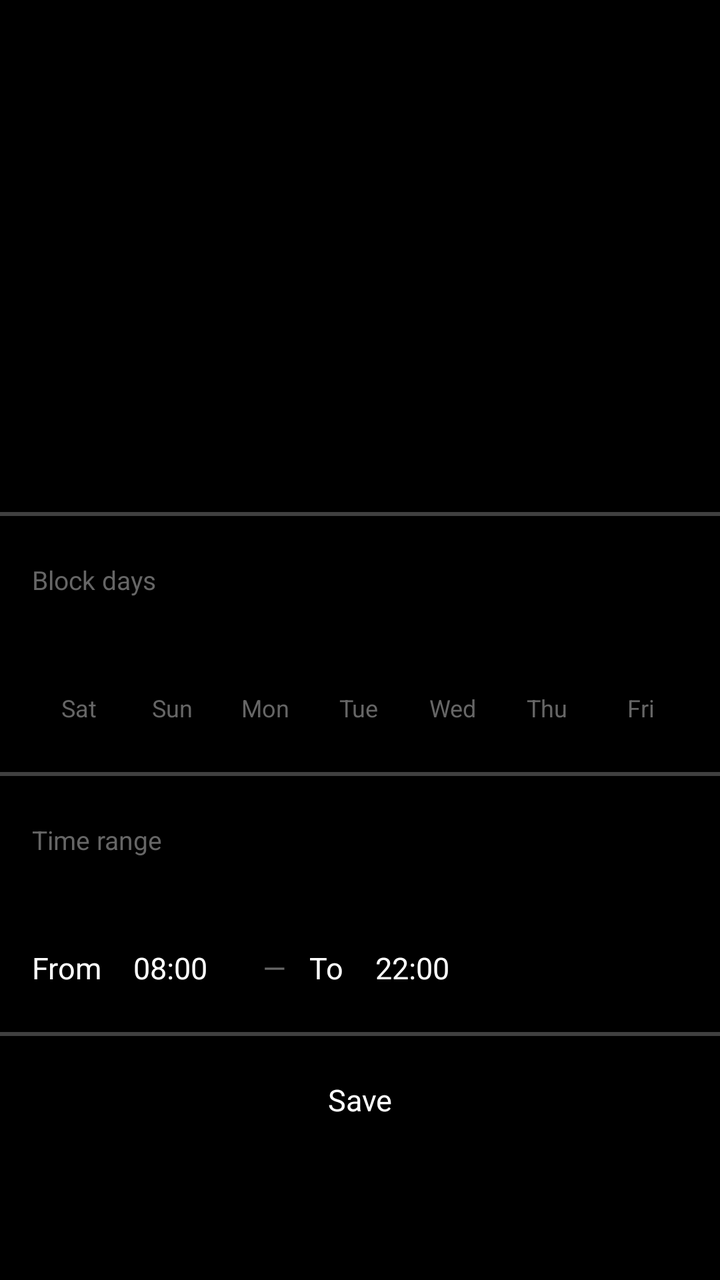
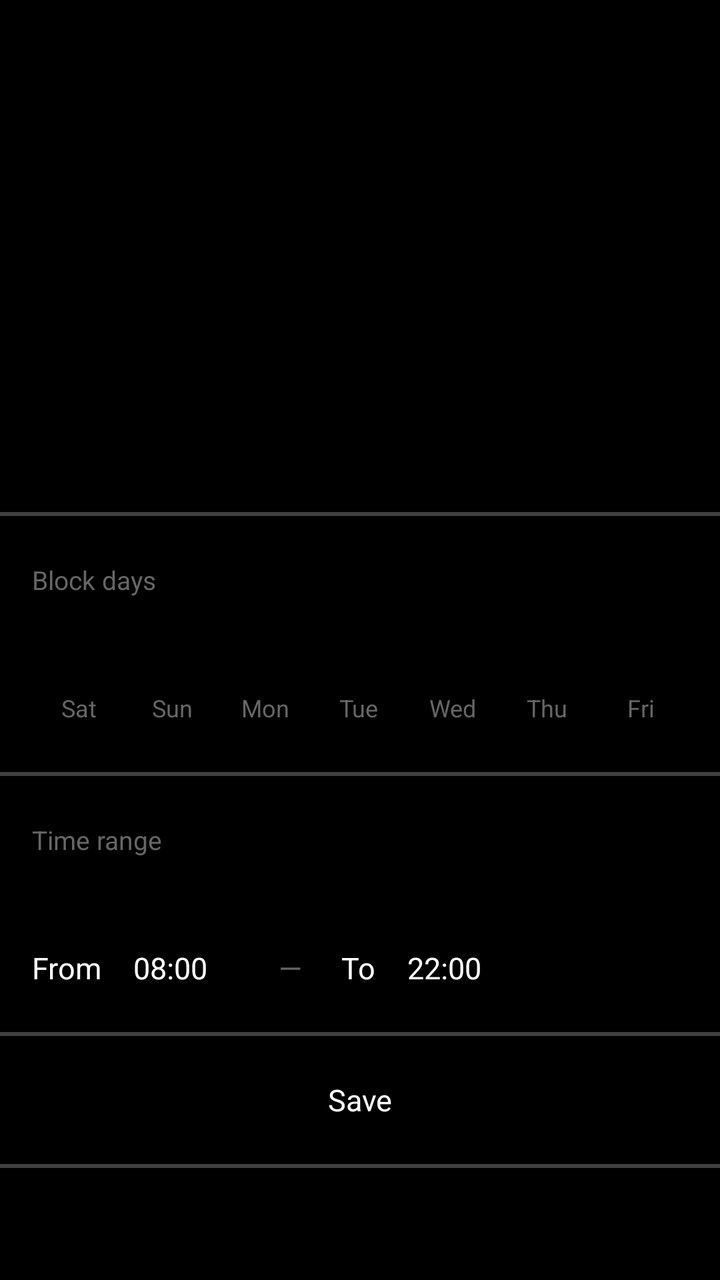

The first picture is an Android layout as it rendered before a commit; the second is the same layout after the commit. The layout source and the unified diff follow.
<!-- AndroidManifest.xml: application theme Theme.ITNSecureBrowser -->
<!-- res/layout/activity_schedule_edit.xml -->
<?xml version="1.0" encoding="utf-8"?>
<LinearLayout xmlns:android="http://schemas.android.com/apk/res/android"
    android:layout_width="match_parent"
    android:layout_height="match_parent"
    android:orientation="vertical"
    android:background="@color/bg">

    <include layout="@layout/item_page_title" />

    <View
        android:layout_width="match_parent"
        android:layout_height="@dimen/divider"
        android:background="@drawable/divider_horizontal" />

    <TextView
        android:layout_width="match_parent"
        android:layout_height="@dimen/row_height"
        android:gravity="center_vertical"
        android:paddingHorizontal="@dimen/padding"
        android:text="@string/schedule_days_label"
        android:textColor="@color/text_hint"
        android:textSize="13sp" />

    <LinearLayout
        android:layout_width="match_parent"
        android:layout_height="@dimen/row_height"
        android:orientation="horizontal"
        android:gravity="center_vertical"
        android:paddingHorizontal="@dimen/padding">

        <TextView android:id="@+id/daySat" android:layout_width="0dp" android:layout_height="@dimen/content_height" android:layout_weight="1" android:gravity="center" android:text="@string/day_saturday" android:textColor="@color/text_hint" android:textSize="12sp" android:background="@android:color/transparent" android:clickable="true" android:focusable="true" />
        <TextView android:id="@+id/daySun" android:layout_width="0dp" android:layout_height="@dimen/content_height" android:layout_weight="1" android:gravity="center" android:text="@string/day_sunday" android:textColor="@color/text_hint" android:textSize="12sp" android:background="@android:color/transparent" android:clickable="true" android:focusable="true" />
        <TextView android:id="@+id/dayMon" android:layout_width="0dp" android:layout_height="@dimen/content_height" android:layout_weight="1" android:gravity="center" android:text="@string/day_monday" android:textColor="@color/text_hint" android:textSize="12sp" android:background="@android:color/transparent" android:clickable="true" android:focusable="true" />
        <TextView android:id="@+id/dayTue" android:layout_width="0dp" android:layout_height="@dimen/content_height" android:layout_weight="1" android:gravity="center" android:text="@string/day_tuesday" android:textColor="@color/text_hint" android:textSize="12sp" android:background="@android:color/transparent" android:clickable="true" android:focusable="true" />
        <TextView android:id="@+id/dayWed" android:layout_width="0dp" android:layout_height="@dimen/content_height" android:layout_weight="1" android:gravity="center" android:text="@string/day_wednesday" android:textColor="@color/text_hint" android:textSize="12sp" android:background="@android:color/transparent" android:clickable="true" android:focusable="true" />
        <TextView android:id="@+id/dayThu" android:layout_width="0dp" android:layout_height="@dimen/content_height" android:layout_weight="1" android:gravity="center" android:text="@string/day_thursday" android:textColor="@color/text_hint" android:textSize="12sp" android:background="@android:color/transparent" android:clickable="true" android:focusable="true" />
        <TextView android:id="@+id/dayFri" android:layout_width="0dp" android:layout_height="@dimen/content_height" android:layout_weight="1" android:gravity="center" android:text="@string/day_friday" android:textColor="@color/text_hint" android:textSize="12sp" android:background="@android:color/transparent" android:clickable="true" android:focusable="true" />
    </LinearLayout>

    <TextView
        android:id="@+id/dayError"
        android:layout_width="match_parent"
        android:layout_height="wrap_content"
        android:paddingHorizontal="@dimen/padding"
        android:textColor="@color/status_off"
        android:textSize="13sp"
        android:visibility="gone" />

    <View
        android:layout_width="match_parent"
        android:layout_height="@dimen/divider"
        android:background="@drawable/divider_horizontal" />

    <TextView
        android:layout_width="match_parent"
        android:layout_height="@dimen/row_height"
        android:gravity="center_vertical"
        android:paddingHorizontal="@dimen/padding"
        android:text="@string/schedule_time_label"
        android:textColor="@color/text_hint"
        android:textSize="13sp" />

    <LinearLayout
        android:layout_width="match_parent"
        android:layout_height="@dimen/row_height"
        android:orientation="horizontal"
        android:gravity="center_vertical"
        android:paddingHorizontal="@dimen/padding">

        <TextView
            android:layout_width="wrap_content"
            android:layout_height="wrap_content"
            android:text="@string/schedule_from"
            android:textColor="@color/text_primary"
            android:textSize="15sp" />

        <TextView
            android:id="@+id/timeFrom"
            android:layout_width="wrap_content"
            android:layout_height="@dimen/content_height"
            android:gravity="center"
            android:paddingHorizontal="@dimen/padding"
            android:text="08:00"
            android:textColor="@color/text_primary"
            android:textSize="15sp"
            android:background="?android:attr/selectableItemBackground" />

        <TextView
            android:layout_width="wrap_content"
            android:layout_height="wrap_content"
            android:text=" — "
            android:textColor="@color/text_hint"
            android:textSize="15sp"
            android:paddingHorizontal="8dp" />

        <TextView
            android:layout_width="wrap_content"
            android:layout_height="wrap_content"
            android:text="@string/schedule_to"
            android:textColor="@color/text_primary"
            android:textSize="15sp" />

        <TextView
            android:id="@+id/timeTo"
            android:layout_width="wrap_content"
            android:layout_height="@dimen/content_height"
            android:gravity="center"
            android:paddingHorizontal="@dimen/padding"
            android:text="22:00"
            android:textColor="@color/text_primary"
            android:textSize="15sp"
            android:background="?android:attr/selectableItemBackground" />
    </LinearLayout>

    <View
        android:layout_width="match_parent"
        android:layout_height="@dimen/divider"
        android:background="@drawable/divider_horizontal" />

    <TextView
        android:id="@+id/btnSaveSchedule"
        android:layout_width="match_parent"
        android:layout_height="@dimen/row_height"
        android:gravity="center"
        android:text="@string/btn_save"
        android:textColor="@color/text_primary"
        android:textSize="15sp"
        android:background="?android:attr/selectableItemBackground" />
</LinearLayout>
<!-- res/layout/item_page_title.xml (included above) -->
<?xml version="1.0" encoding="utf-8"?>
<FrameLayout xmlns:android="http://schemas.android.com/apk/res/android"
    android:id="@+id/pageTitleContainer"
    android:layout_width="match_parent"
    android:layout_height="@dimen/page_title_height"
    android:background="@color/bg">

    <TextView
        android:id="@+id/pageTitle"
        android:layout_width="match_parent"
        android:layout_height="wrap_content"
        android:layout_gravity="center"
        android:gravity="center"
        android:paddingHorizontal="@dimen/padding"
        android:textColor="@color/text_primary"
        android:textSize="24sp"
        android:textStyle="bold" />
</FrameLayout>
<!-- resources referenced by this layout -->
<resources>
  <color name="bg">@android:color/black</color>
  <color name="status_off">#FFCC0000</color>
  <color name="text_hint">#FF666666</color>
  <color name="text_primary">@android:color/white</color>
  <dimen name="content_height">32dp</dimen>
  <dimen name="divider">2dp</dimen>
  <dimen name="padding">16dp</dimen>
  <dimen name="page_title_height">256dp</dimen>
  <dimen name="row_height">64dp</dimen>
  <!-- drawable divider_horizontal (drawable) -->
  <?xml version="1.0" encoding="utf-8"?>
  <shape xmlns:android="http://schemas.android.com/apk/res/android"
      android:shape="rectangle">
      <solid android:color="@color/divider" />
      <size android:height="@dimen/divider" />
  </shape>
  <string name="btn_save">Save</string>
  <string name="day_friday">Fri</string>
  <string name="day_monday">Mon</string>
  <string name="day_saturday">Sat</string>
  <string name="day_sunday">Sun</string>
  <string name="day_thursday">Thu</string>
  <string name="day_tuesday">Tue</string>
  <string name="day_wednesday">Wed</string>
  <string name="schedule_days_label">Block days</string>
  <string name="schedule_from">From</string>
  <string name="schedule_time_label">Time range</string>
  <string name="schedule_to">To</string>
  <style name="Theme.ITNSecureBrowser" parent="android:Theme.Material.NoActionBar">
          <item name="android:windowNoTitle">true</item>
          <item name="android:windowFullscreen">false</item>
          <item name="android:statusBarColor">@android:color/transparent</item>
          <item name="android:navigationBarColor">@android:color/transparent</item>
      </style>
  <color name="divider">#80808080</color>
</resources>

<!-- the commit's change to res/layout/activity_schedule_edit.xml (unified diff, before → after) -->
@@ -91,7 +91,7 @@
             android:text=" — "
             android:textColor="@color/text_hint"
             android:textSize="15sp"
-            android:paddingHorizontal="8dp" />
+            android:paddingHorizontal="@dimen/padding" />
 
         <TextView
             android:layout_width="wrap_content"
@@ -126,6 +126,11 @@
         android:textColor="@color/text_primary"
         android:textSize="15sp"
         android:background="?android:attr/selectableItemBackground" />
+
+    <View
+        android:layout_width="match_parent"
+        android:layout_height="@dimen/divider"
+        android:background="@drawable/divider_horizontal" />
 </LinearLayout>
 <!-- res/layout/item_page_title.xml (included above) -->
 <?xml version="1.0" encoding="utf-8"?>
